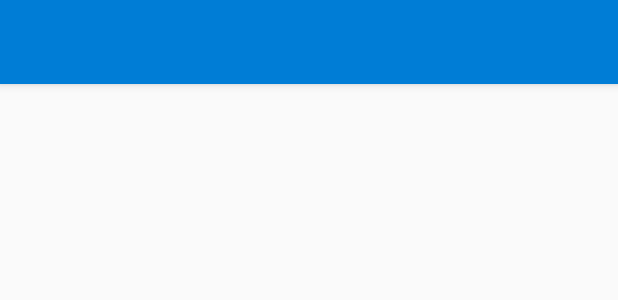
After one commit to watermelonpeople/Mobile-App-Development, an Android app: the layout activity_settings.xml on its own in the app's theme, with its tools: preview values and no code run, on a phone screen of 412 x 824 dp. The commit adds this screen. Shown: the top 300 px of the screen. Run offline under Robolectric (Android 15) with nearby library versions, the phone set to English and light mode, and no system bars.

Commit message:
SETTINGS ACTIVITY

```diff
--- a/app/src/main/AndroidManifest.xml
+++ b/app/src/main/AndroidManifest.xml
@@ -28,6 +28,8 @@
                 <category android:name="android.intent.category.LAUNCHER" />
             </intent-filter>
         </activity>
+        <activity android:name=".SettingsActivity"
+            android:theme="@style/AppTheme.NoActionBar" />
     </application>
 
 </manifest>
--- a/app/src/main/java/edu/neu/madcourse/groupproject/MainActivity.java
+++ b/app/src/main/java/edu/neu/madcourse/groupproject/MainActivity.java
@@ -100,7 +100,8 @@ public class MainActivity extends AppCompatActivity implements SensorEventListen
                 Toast.makeText(MainActivity.this, "Walk clicked", Toast.LENGTH_LONG).show();
                 break;
             case R.id.action_Profile:
-                Toast.makeText(MainActivity.this, "Profile clicked", Toast.LENGTH_LONG).show();
+                Intent intent = new Intent(this,SettingsActivity.class);
+                startActivity(intent);
                 break;
             case R.id.action_Game:
                 Toast.makeText(MainActivity.this, "Game clicked", Toast.LENGTH_LONG).show();
--- /dev/null
+++ b/app/src/main/res/layout/activity_settings.xml
@@ -0,0 +1,19 @@
+<?xml version="1.0" encoding="utf-8"?>
+<androidx.constraintlayout.widget.ConstraintLayout xmlns:android="http://schemas.android.com/apk/res/android"
+    android:layout_width="match_parent"
+    android:layout_height="match_parent"
+    xmlns:app="http://schemas.android.com/apk/res-auto">
+
+    <androidx.appcompat.widget.Toolbar
+        android:id="@+id/my_toolbar"
+        style="@style/HeaderBar"
+        android:layout_width="match_parent"
+        android:layout_height="?attr/actionBarSize"
+        android:elevation="4dp"
+        app:layout_constraintEnd_toEndOf="parent"
+        app:layout_constraintStart_toStartOf="parent"
+        app:layout_constraintTop_toTopOf="parent"
+        app:popupTheme="@style/AppTheme.PopupOverlay"
+        app:theme="@style/AppTheme.AppBarOverlay" />
+
+</androidx.constraintlayout.widget.ConstraintLayout>
```
Also changed, not shown: app/src/main/java/edu/neu/madcourse/groupproject/SettingsActivity.java (added, +26 -0 lines), app/src/main/res/menu/menu_settings.xml (added, +32 -0 lines).
